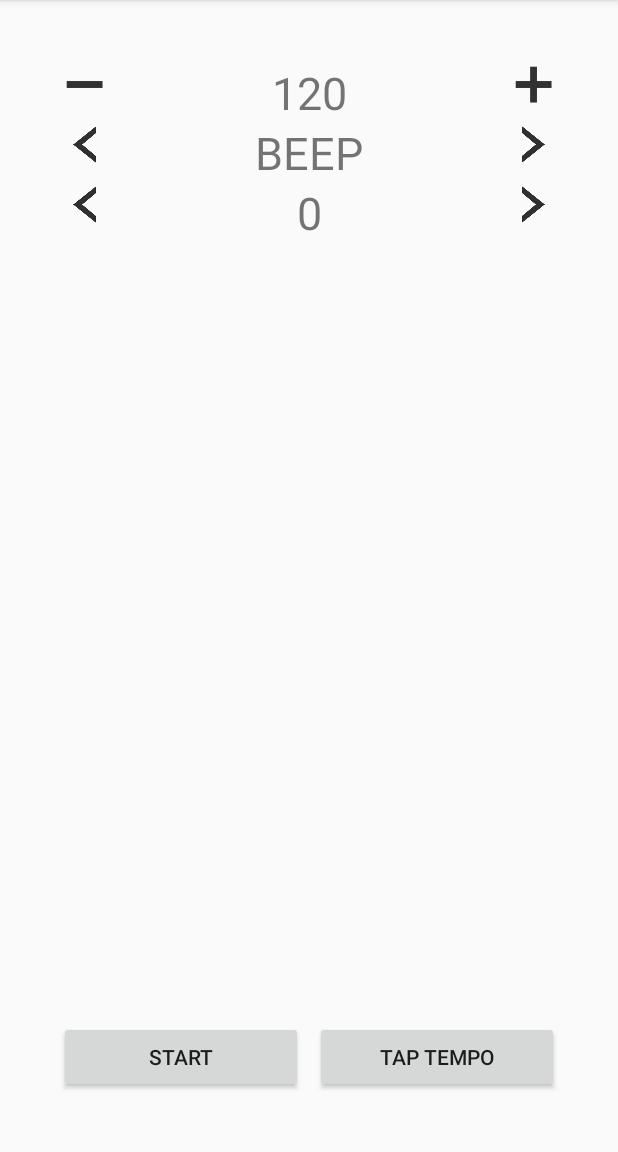
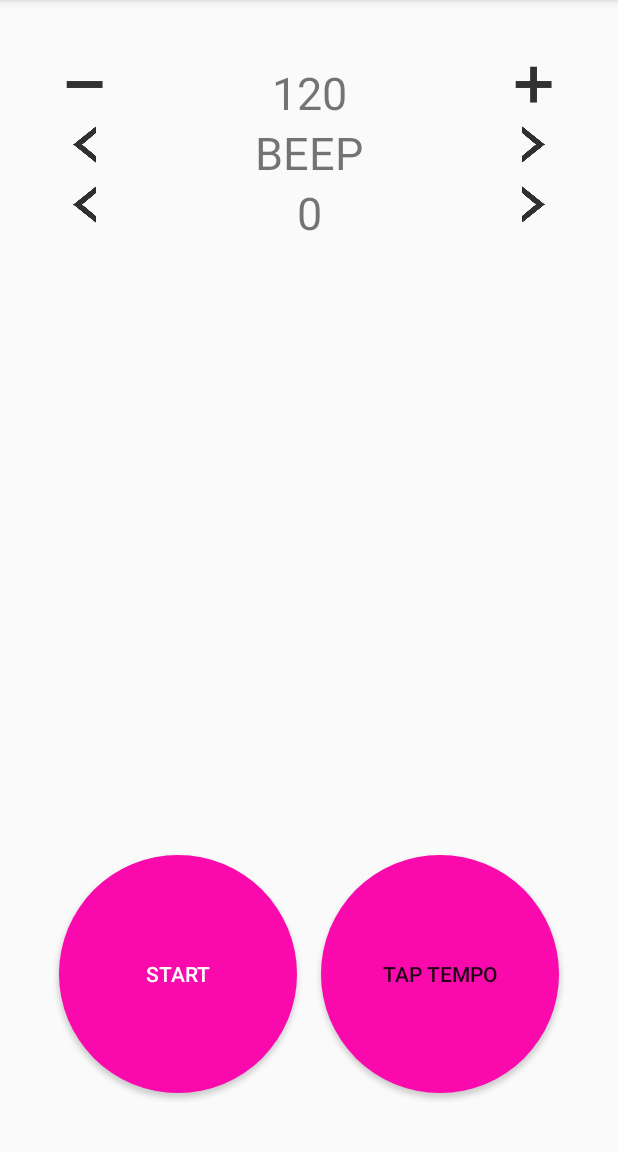
Before and after one commit to gerosyab/Guitaroid, an Android app: the screen it shows after launch (MetronomeActivity), after a tap on an icon or button, on a phone screen of 412 x 824 dp, the part 84-1236 px from its top. Run offline under Robolectric (Android 15) with nearby library versions, the phone set to English and light mode, and no system bars; 4 statements that could not run were skipped.

Commit message:
Initial Commit

```diff
--- a/app/src/main/AndroidManifest.xml
+++ b/app/src/main/AndroidManifest.xml
@@ -36,5 +36,5 @@
         <service android:name="net.gerosyab.guitaroid.service.MetronomeService"
             android:exported="false"/>
     </application>
-
+    <uses-permission android:name="android.permission.VIBRATE"/>
 </manifest>
--- a/app/src/main/java/net/gerosyab/guitaroid/activity/MetronomeActivity.java
+++ b/app/src/main/java/net/gerosyab/guitaroid/activity/MetronomeActivity.java
@@ -10,6 +10,7 @@ import android.content.ServiceConnection;
 import android.os.Bundle;
 import android.os.IBinder;
 import android.os.Messenger;
+import android.os.Vibrator;
 import android.support.v4.content.LocalBroadcastManager;
 import android.support.v7.app.AppCompatActivity;
 import android.util.Log;
@@ -23,7 +24,13 @@ import net.gerosyab.guitaroid.Constants;
 import net.gerosyab.guitaroid.service.MetronomeService;
 import net.gerosyab.guitaroid.service.MetronomeService.LocalBinder;
 import net.gerosyab.guitaroid.R;
+import net.gerosyab.guitaroid.util.BpmUtil;
 import net.gerosyab.guitaroid.view.AutoRepeatImageView;
+import net.gerosyab.guitaroid.view.CircleButton;
+import net.gerosyab.guitaroid.view.CircleProgressButton;
+
+import java.util.Timer;
+import java.util.TimerTask;
 
 /**
  * Created by donghe on 2017-04-03.
@@ -33,14 +40,23 @@ public class MetronomeActivity extends AppCompatActivity {
     private static final String LOG_TAG = "MetronomeActivity";
     boolean isAlive = false;
     boolean mBound = false;
+    private boolean isTapClicked = false;
     BroadcastReceiver broadcastReceiver;
     AutoRepeatImageView bpmMinusImg, bpmPlusImg, accentPrevImg, accentNextImg, soundPrevImg, soundNextImg;
     TextView bpmText, accentText, soundText;
+    CircleButton button1;
+    CircleProgressButton button2;
+    private long tapStartTime;
+    private long tapEndTime;
     long bpm = 120;
     int sound = 0;
     int accent = 0;
     Context context;
     MetronomeService mService;
+    Timer timer;
+    Vibrator vibes;
+    BpmUtil bpmUtil;
+    public static long BPM_CALC_RESET_DURATION = 5000;
 
 
     @Override
@@ -48,6 +64,9 @@ public class MetronomeActivity extends AppCompatActivity {
         super.onCreate(savedInstanceState);
         context = getApplicationContext();
         setContentView(R.layout.activity_metronome);
+
+        bpmUtil = new BpmUtil();
+        vibes = (Vibrator) getSystemService(Context.VIBRATOR_SERVICE);
 
         initViews();
 
@@ -122,6 +141,15 @@ public class MetronomeActivity extends AppCompatActivity {
     }
 
     @Override
+    protected void onDestroy() {
+        super.onDestroy();
+        if (timer != null) {
+            timer.cancel();
+        }
+        bpmUtil.reset();
+    }
+
+    @Override
     protected void onResume() {
         super.onResume();
     }
@@ -132,8 +160,8 @@ public class MetronomeActivity extends AppCompatActivity {
     }
 
     private void initViews() {
-        Button button1 = (Button) findViewById(R.id.button1);
-        Button button2 = (Button) findViewById(R.id.button2);
+        button1 = (CircleButton) findViewById(R.id.button1);
+        button2 = (CircleProgressButton) findViewById(R.id.button2);
         bpmMinusImg = (AutoRepeatImageView) findViewById(R.id.activity_metronome_bpm_minus_img);
         bpmPlusImg = (AutoRepeatImageView) findViewById(R.id.activity_metronome_bpm_plus_img);
         accentPrevImg = (AutoRepeatImageView) findViewById(R.id.activity_metronome_accent_prev_img);
@@ -147,6 +175,8 @@ public class MetronomeActivity extends AppCompatActivity {
         bpmText.setText(bpm + "");
         soundText.setText(Constants.METRONOME.SOUND_RESOURCE_NAME_LIST[sound]);
         accentText.setText(accent + "");
+
+
 
         bpmMinusImg.setOnClickListener(new View.OnClickListener() {
             @Override
@@ -296,5 +326,38 @@ public class MetronomeActivity extends AppCompatActivity {
 //                }
             }
         });
+
+        button2.setOnClickListener(new View.OnClickListener() {
+            @Override
+            public void onClick(View view) {
+                vibes.vibrate(50);
+                bpmUtil.tap();
+                button2.startAnimation((int) bpm / 100);
+                if (timer != null) {
+                    timer.cancel();
+                }
+                timer = new Timer("BPM UTIL TIMER", true);
+                timer.schedule(new TimerTask() {
+                    @Override
+                    public void run() {
+                        bpmUtil.reset();
+                        runOnUiThread(new Runnable() {
+                            @Override
+                            public void run() {
+                                button2.stopAnimation();
+                            }
+                        });
+                    }
+                }, BPM_CALC_RESET_DURATION);
+//                updateView();
+                if(bpmUtil.taps.size() >= 2){
+                    bpm = bpmUtil.getBpm();
+                    bpmText.setText(bpm + "");
+                    if(mService != null && mService.isNotificationExist()){
+                        mService.setBpm(bpm);
+                    }
+                }
+            }
+        });
     }
 }
--- /dev/null
+++ b/app/src/main/java/net/gerosyab/guitaroid/view/CircleButton.java
@@ -0,0 +1,40 @@
+package net.gerosyab.guitaroid.view;
+
+import android.content.Context;
+import android.graphics.Canvas;
+import android.graphics.Color;
+import android.graphics.Paint;
+import android.media.Image;
+import android.os.Build;
+import android.support.annotation.Nullable;
+import android.support.annotation.RequiresApi;
+import android.util.AttributeSet;
+import android.view.View;
+import android.widget.Button;
+import android.widget.ImageButton;
+
+/**
+ * Created by donghe on 2017-05-06.
+ */
+
+public class CircleButton extends android.support.v7.widget.AppCompatButton {
+
+    public CircleButton(Context context) {
+        super(context);
+    }
+
+    public CircleButton(Context context, @Nullable AttributeSet attrs) {
+        super(context, attrs);
+    }
+
+    public CircleButton(Context context, @Nullable AttributeSet attrs, int defStyleAttr) {
+        super(context, attrs, defStyleAttr);
+    }
+
+    @Override
+    protected void onMeasure(int widthMeasureSpec, int heightMeasureSpec) {
+        super.onMeasure(widthMeasureSpec, widthMeasureSpec);
+        // or super.onMeasure(heightMeasureSpec, heightMeasureSpec);
+    }
+
+}
--- /dev/null
+++ b/app/src/main/java/net/gerosyab/guitaroid/view/CircleProgressButton.java
@@ -0,0 +1,86 @@
+package net.gerosyab.guitaroid.view;
+
+import android.content.Context;
+import android.graphics.Canvas;
+import android.graphics.Color;
+import android.graphics.Paint;
+import android.os.Build;
+import android.support.annotation.Nullable;
+import android.support.annotation.RequiresApi;
+import android.util.AttributeSet;
+import android.view.View;
+
+/**
+ * Created by donghe on 2017-05-06.
+ */
+
+public class CircleProgressButton extends android.support.v7.widget.AppCompatButton {
+    Paint paint = new Paint();
+    private float progress;
+    boolean zoom = false;
+    private float radius;
+    private int speed = 1;
+
+    public CircleProgressButton(Context context) {
+        super(context);
+        paint.setStyle(Paint.Style.FILL);
+        paint.setFlags(Paint.ANTI_ALIAS_FLAG);
+        paint.setColor(Color.parseColor("#1A237E"));
+    }
+
+    public CircleProgressButton(Context context, @Nullable AttributeSet attrs) {
+        super(context, attrs);
+        paint.setStyle(Paint.Style.FILL);
+        paint.setFlags(Paint.ANTI_ALIAS_FLAG);
+        paint.setColor(Color.parseColor("#1A237E"));
+    }
+
+    public CircleProgressButton(Context context, @Nullable AttributeSet attrs, int defStyleAttr) {
+        super(context, attrs, defStyleAttr);
+        paint.setStyle(Paint.Style.FILL);
+        paint.setFlags(Paint.ANTI_ALIAS_FLAG);
+        paint.setColor(Color.parseColor("#1A237E"));
+    }
+
+    @Override
+    protected void onMeasure(int widthMeasureSpec, int heightMeasureSpec) {
+        super.onMeasure(widthMeasureSpec, widthMeasureSpec);
+        // or super.onMeasure(heightMeasureSpec, heightMeasureSpec);
+    }
+
+    @Override
+    protected void onDraw(Canvas canvas) {
+        super.onDraw(canvas);
+        canvas.drawCircle(getWidth() / 2, getHeight() / 2, progress, paint);
+    }
+
+    @Override
+    protected void onSizeChanged(int w, int h, int oldw, int oldh) {
+        super.onSizeChanged(w, h, oldw, oldh);
+        radius = w / 2;
+    }
+
+    Runnable animator = new Runnable() {
+        @Override
+        public void run() {
+            progress += speed;
+            if (progress >= radius) {
+                progress = 0f;
+            }
+            invalidate();
+            postDelayed(this, 30);
+        }
+
+    };
+
+    public void startAnimation(int speed){
+        progress = 0f;
+        post(animator);
+    }
+
+    public void stopAnimation(){
+        progress = 0f;
+        removeCallbacks(animator);
+        invalidate();
+    }
+}
--- /dev/null
+++ b/app/src/main/res/drawable/round_button.xml
@@ -0,0 +1,13 @@
+<?xml version="1.0" encoding="utf-8"?>
+<selector xmlns:android="http://schemas.android.com/apk/res/android">
+    <item android:state_pressed="false">
+        <shape android:shape="oval">
+            <solid android:color="#fa09ad"/>
+        </shape>
+    </item>
+    <item android:state_pressed="true">
+        <shape android:shape="oval">
+            <solid android:color="#c20586"/>
+        </shape>
+    </item>
+</selector>
--- a/app/src/main/res/layout/activity_metronome.xml
+++ b/app/src/main/res/layout/activity_metronome.xml
@@ -117,32 +117,30 @@
             app:layout_constraintRight_toRightOf="parent"
             app:layout_constraintLeft_toRightOf="@+id/activity_metronome_accent_text" />
 
-        <Button
+        <net.gerosyab.guitaroid.view.CircleButton
             android:id="@+id/button1"
             android:layout_width="0dp"
             android:layout_height="wrap_content"
-            android:layout_marginLeft="8dp"
-            android:layout_marginBottom="8dp"
-            android:layout_marginRight="8dp"
+            android:layout_margin="8dp"
             android:text="START"
+            android:textColor="#FFFFFF"
+            android:textAlignment="center"
+            android:background="@drawable/round_button"
             app:layout_constraintLeft_toLeftOf="parent"
             app:layout_constraintBottom_toBottomOf="parent"
             app:layout_constraintHorizontal_weight="1"
-            app:layout_constraintRight_toLeftOf="@+id/button2"
-            android:layout_marginStart="8dp"
-            android:layout_marginEnd="8dp" />
+            app:layout_constraintRight_toLeftOf="@+id/button2"/>
 
-        <Button
+        <net.gerosyab.guitaroid.view.CircleProgressButton
             android:id="@+id/button2"
             android:layout_width="0dp"
             android:layout_height="wrap_content"
-            android:layout_marginRight="8dp"
-            android:layout_marginBottom="8dp"
+            android:layout_margin="8dp"
             android:text="TAP TEMPO"
+            android:background="@drawable/round_button"
             app:layout_constraintRight_toRightOf="parent"
             app:layout_constraintBottom_toBottomOf="parent"
             app:layout_constraintLeft_toRightOf="@+id/button1"
-            app:layout_constraintHorizontal_weight="1"
-            android:layout_marginEnd="8dp" />
+            app:layout_constraintHorizontal_weight="1" />
     </android.support.constraint.ConstraintLayout>
 </RelativeLayout>
```
Also changed, not shown: app/src/main/java/net/gerosyab/guitaroid/util/BpmUtil.java (added, +54 -0 lines).
